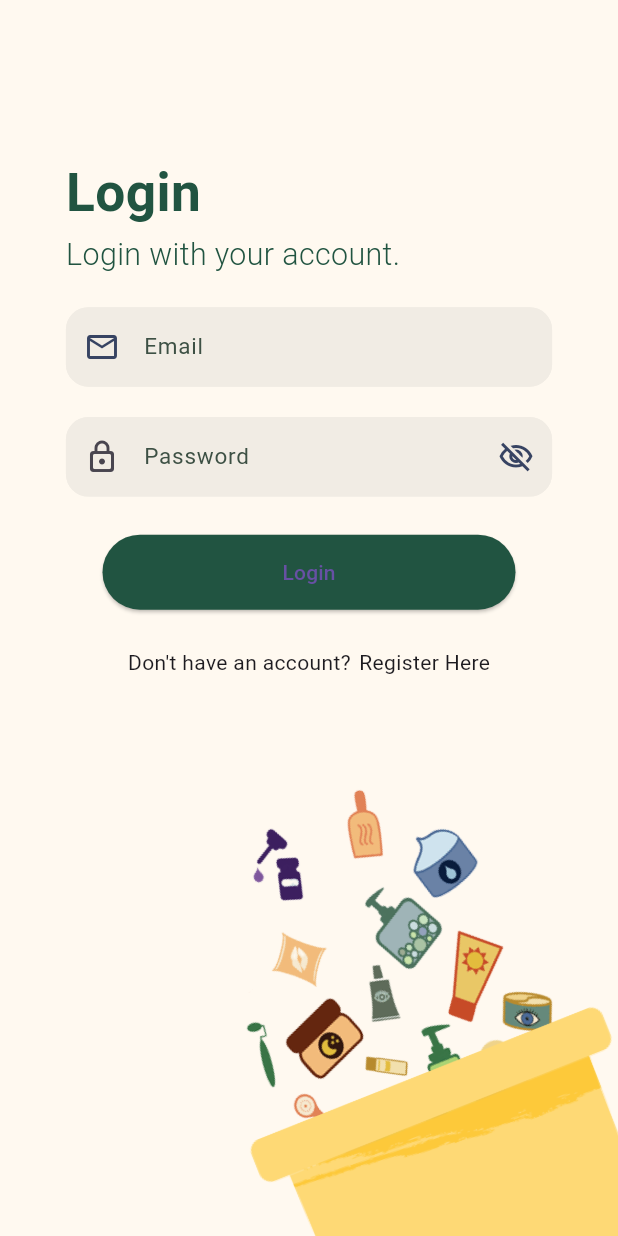
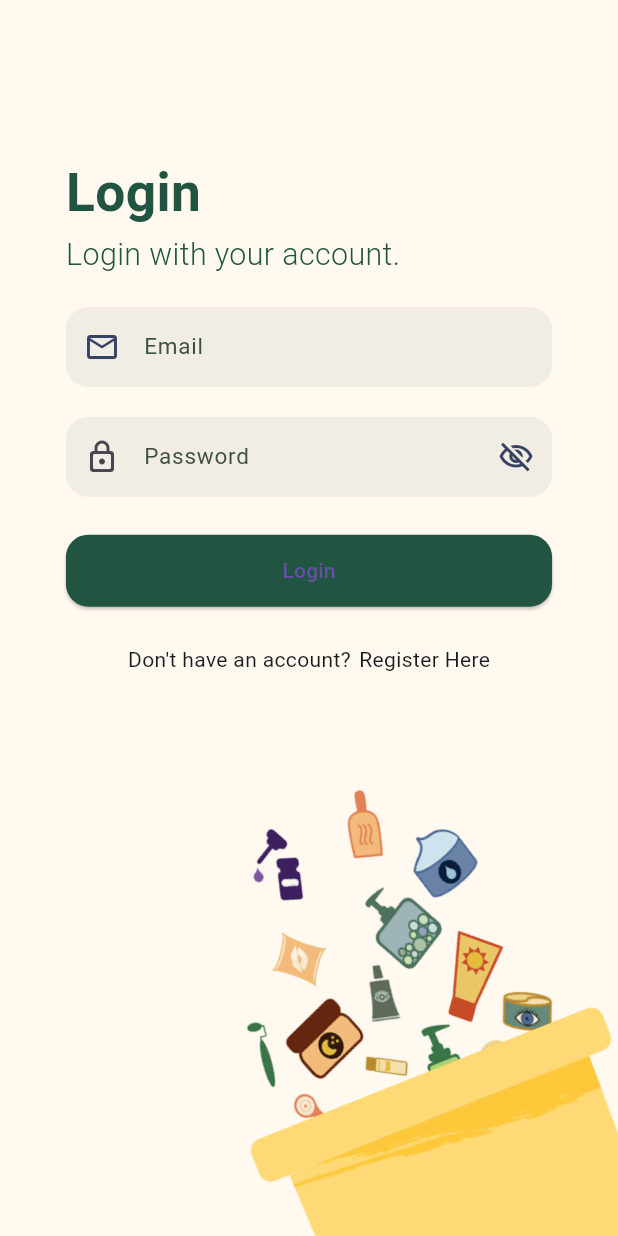
Before and after one commit to handoyonathan/Re-Empties, a Flutter app: the screen it shows after launch, after a tap on "Login", on a phone screen of 412 x 824 dp. Run offline on Flutter 3.47's test engine with Material 3 defaults, Android fonts, the phone set to English and light mode, and no system bars; our stand-ins replace flutter_riverpod, flutter_screenutil, flutter_svg, gap, go_router; statements that could not run were skipped.

Commit message:
adjust folder and component

```diff
--- a/lib/cores/router/router.dart
+++ b/lib/cores/router/router.dart
@@ -18,6 +18,11 @@ setupRouter({required String initialRoute}) {
         name: paths.auth,
         // builder: (context, state) => const AuthView(),
       ),
+      GoRoute(
+        path: '/article',
+        name: paths.article,
+        // builder: (context, state) => const AuthView(),
+      ),
     ],
     initialLocation: initialRoute,
   );
--- a/lib/cores/router/router_constant.dart
+++ b/lib/cores/router/router_constant.dart
@@ -3,6 +3,7 @@ import 'package:flutter/material.dart';
 class _RouterPaths {
   final String home = 'home';
   final String auth = 'auth';
+  final String article = 'article';
 }
 
 final paths = _RouterPaths();
--- a/lib/features/authentication/login.dart
+++ b/lib/features/authentication/login.dart
@@ -1,5 +1,6 @@
 import 'package:flutter/material.dart';
 import 'package:flutter_svg/svg.dart';
+import 'package:re_empties/cores/components/button_main_app.dart';
 import 'package:re_empties/cores/components/custom_text_field.dart';
 import 'package:flutter_screenutil/flutter_screenutil.dart';
 import 'package:re_empties/cores/components/image_asset.dart';
@@ -82,7 +83,7 @@ class LoginPageState extends State<LoginPage> {
                         }
                         return null;
                       },
-                      borderRadius: 15.0,
+                      borderRadius: 15.r,
                     ),
                     Gap(20.h),
                     // Password TextField
@@ -108,20 +109,26 @@ class LoginPageState extends State<LoginPage> {
                       },
                     ),
                     Gap(25.h),
-                    ElevatedButton(
-                      onPressed: () {
-                        const Text("Successful login");
-                      },
-                      style: ElevatedButton.styleFrom(
-                        padding: const EdgeInsets.symmetric(
-                            vertical: 15.0, horizontal: 120.0),
-                        backgroundColor: colors.green2,
-                      ),
-                      child: Text(
-                        'Login',
-                        style: textTheme.button.copyWith(fontSize: 15),
-                      ),
-                    ),
+                    // ElevatedButton(
+                    //   onPressed: () {
+                    //     const Text("Successful login");
+                    //   },
+                    //   style: ElevatedButton.styleFrom(
+                    //     padding: const EdgeInsets.symmetric(
+                    //         vertical: 15.0, horizontal: 120.0),
+                    //     backgroundColor: colors.green2,
+                    //   ),
+                    //   child: Text(
+                    //     'Login',
+                    //     style: textTheme.button.copyWith(fontSize: 15),
+                    //   ),
+                    // ),
+                    AppMainButton(
+                        state: ButtonState.primary,
+                        text: 'Login',
+                        onPressed: () {
+                          print('hai login');
+                        }),
                     Gap(25.h),
                     Row(
                       mainAxisAlignment: MainAxisAlignment.center,
@@ -139,8 +146,10 @@ class LoginPageState extends State<LoginPage> {
                           },
                           child: Text(
                             "Register Here",
-                            style: textTheme.subtitle
-                                .copyWith(color: colors.textButton, fontSize: 16, fontWeight: FontWeight.w700),
+                            style: textTheme.subtitle.copyWith(
+                                color: colors.textButton,
+                                fontSize: 16,
+                                fontWeight: FontWeight.w700),
                             textAlign: TextAlign.center,
                           ),
                         ),
--- a/pubspec.yaml
+++ b/pubspec.yaml
@@ -67,7 +67,7 @@ flutter:
   assets:
     - assets/images/
     - assets/icons/
-    - assets/logo/
+    - assets/images/logo/
   #   - images/a_dot_ham.jpeg
 
   # An image asset can refer to one or more resolution-specific "variants", see
```
Also changed, not shown: lib/cores/components/button_main_app.dart (renamed from lib/widgets/button_main_app.dart, +3 -7 lines), lib/cores/components/alert_dialog.dart (renamed from lib/widgets/alert_dialog.dart).
